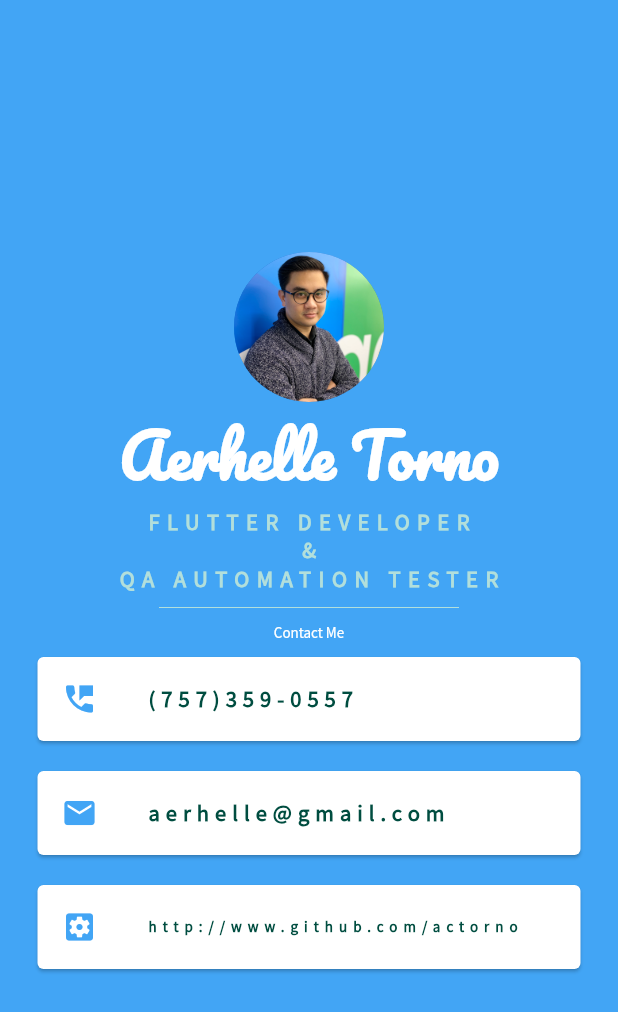
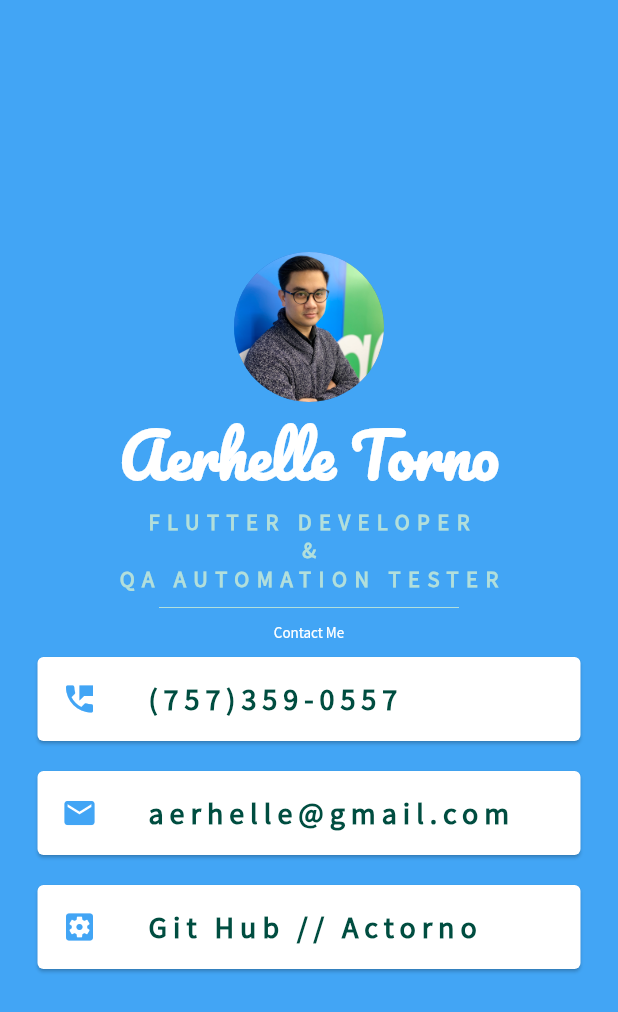
Before and after one commit to actorno/digital-business-card, a Flutter app: the screen it shows after launch, on a phone screen of 412 x 824 dp. Shown: the top 1012 px of the screen. Run offline on Flutter 3.47's test engine with Material 2 defaults, Android fonts, the phone set to English and light mode, and no system bars.

Commit message:
minor change

```diff
--- a/lib/main.dart
+++ b/lib/main.dart
@@ -85,7 +85,7 @@ class MyApp extends StatelessWidget {
                     '(757)359-0557',
                     style: TextStyle(
                       fontWeight: FontWeight.bold,
-                      fontSize: 15.0,
+                      fontSize: 20.0,
                       color: Colors.teal.shade900,
                       fontFamily: 'Source Sans Pro',
                       letterSpacing: 4,
@@ -109,7 +109,7 @@ class MyApp extends StatelessWidget {
                       letterSpacing: 4,
                       color: Colors.teal.shade900,
                       fontWeight: FontWeight.bold,
-                      fontSize: 15.0,
+                      fontSize: 20.0,
                     ),
                   ),
                 ),
@@ -124,13 +124,13 @@ class MyApp extends StatelessWidget {
                     color: Colors.blue.shade400,
                   ),
                   title: Text(
-                    'http://www.github.com/actorno',
+                    'Git Hub // Actorno',
                     style: TextStyle(
                       fontFamily: 'Source Sans Pro',
                       letterSpacing: 4,
                       color: Colors.teal.shade900,
                       fontWeight: FontWeight.bold,
-                      fontSize: 10.0,
+                      fontSize: 20.0,
                     ),
                   ),
                 ),
```
